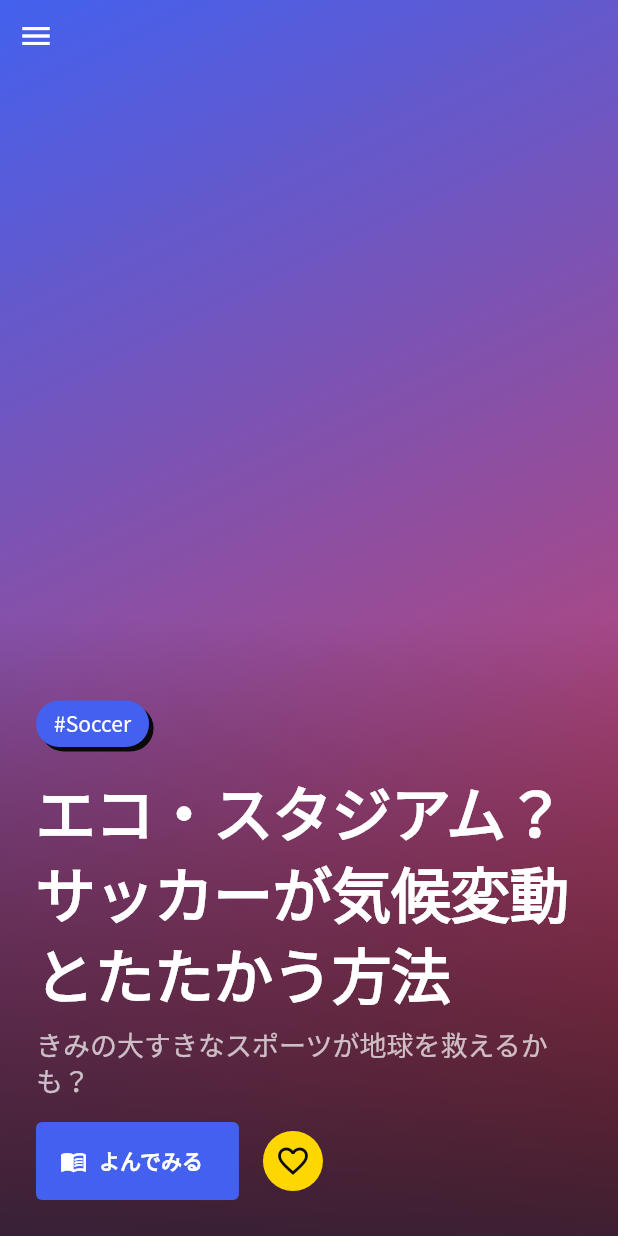
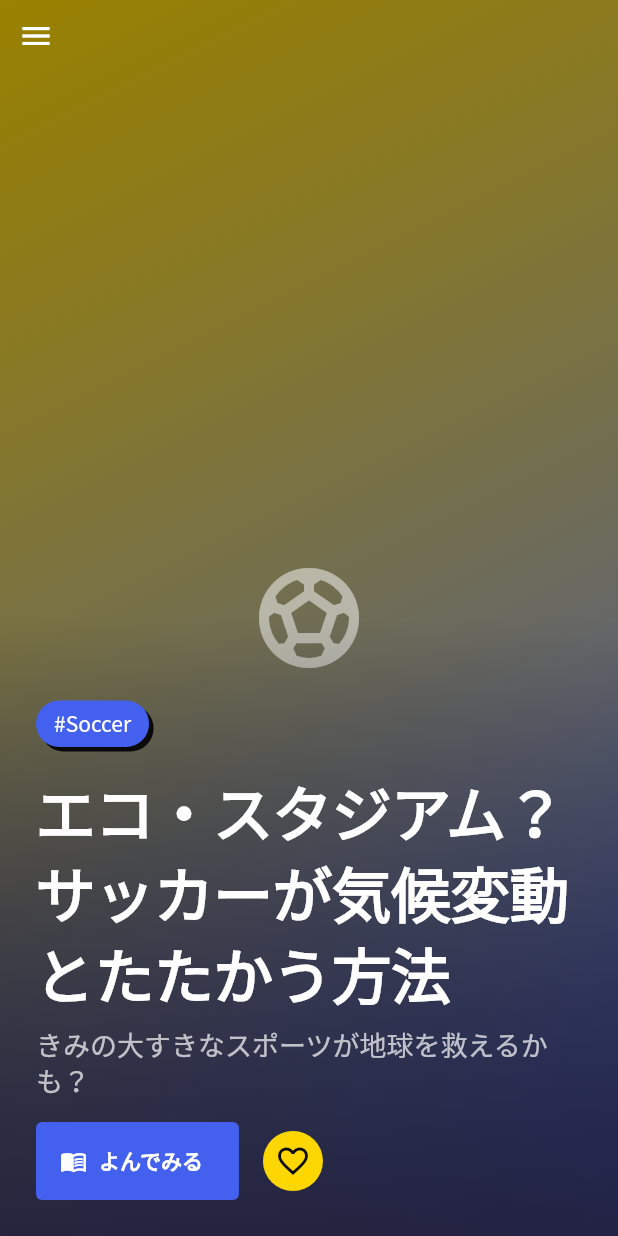
Before and after one commit to sai029/korrezi, a Flutter app: the screen it shows once a user with an empty profile is signed in, after a tap on the "menu" icon, after a tap on "Child Feed", on a phone screen of 412 x 824 dp. Run offline on Flutter 3.47's test engine with Material 3 defaults, Android fonts, the phone set to English and light mode, and no system bars; our stand-ins replace cloud_firestore, cloud_functions, firebase_auth, firebase_core, flutter_riverpod, freezed_annotation and 3 more; accounts and stored records are empty; network calls fail; Roboto replaces fonts that are missing (M Plus 1P).

Commit message:
Apply Comic-Tabloid theme to UI screens and fix macOS plugin registration
- login_screen: BouncyTap on Google login button, AppColors/AppSpacing
  tokens, M PLUS Rounded 1c logo text, brandPrimary progress indicator
- app_drawer: brandPrimary header bg, M PLUS Rounded 1c logo, selected
  item tint with brandPrimary; remove stale inline comments
- feed_thumbnail: accent gradient fallback with category icon; add
  categoryIcon() helper mapping interest strings to Material icons;
  fix onError callback to use addPostFrameCallback (avoids setState in
  build)
- macos/GeneratedPluginRegistrant: register google_sign_in_ios plugin

Co-Authored-By: Claude Sonnet 4.6 <noreply@anthropic.com>

```diff
--- a/lib/features/auth/presentation/login_screen.dart
+++ b/lib/features/auth/presentation/login_screen.dart
@@ -1,13 +1,15 @@
 import 'package:flutter/material.dart';
 import 'package:flutter_riverpod/flutter_riverpod.dart';
+import 'package:google_fonts/google_fonts.dart';
 
 import '../../../core/auth/auth_service.dart';
+import '../../../core/theme/tokens.dart';
+import '../../../shared/widgets/bouncy_tap.dart';
 
 /// 起動時のログイン画面。
 ///
 /// 未ログイン時に GoRouter の redirect で表示される。
 /// Google ログインを主導線とし、開発・お試し用にゲスト（匿名）も用意する。
-/// ログインに成功すると authStateChanges 経由でルーターが本編へ遷移させる。
 class LoginScreen extends ConsumerStatefulWidget {
   const LoginScreen({super.key});
 
@@ -24,7 +26,6 @@ class _LoginScreenState extends ConsumerState<LoginScreen> {
     final messenger = ScaffoldMessenger.of(context);
     try {
       await action();
-      // 成功時の画面遷移はルーターの redirect が担うため、ここでは何もしない。
     } catch (e) {
       messenger.showSnackBar(
         SnackBar(content: Text('ログインに失敗しました: $e')),
@@ -37,46 +38,62 @@ class _LoginScreenState extends ConsumerState<LoginScreen> {
   @override
   Widget build(BuildContext context) {
     final auth = ref.read(authServiceProvider);
-    final scheme = Theme.of(context).colorScheme;
+    final textTheme = Theme.of(context).textTheme;
 
     return Scaffold(
+      backgroundColor: AppColors.background,
       body: Center(
         child: ConstrainedBox(
           constraints: const BoxConstraints(maxWidth: 360),
           child: Padding(
-            padding: const EdgeInsets.all(32),
+            padding: const EdgeInsets.all(AppSpacing.space6),
             child: Column(
               mainAxisAlignment: MainAxisAlignment.center,
               children: [
-                Icon(Icons.auto_awesome, size: 64, color: scheme.primary),
-                const SizedBox(height: 16),
+                // ブランドアイコン: brandPrimary, 64px
+                const Icon(
+                  Icons.auto_awesome,
+                  size: 64,
+                  color: AppColors.brandPrimary,
+                ),
+                const SizedBox(height: AppSpacing.space4),
+                // ロゴ: M PLUS Rounded 1c
                 Text(
                   'AI Discovery\nLearning App',
                   textAlign: TextAlign.center,
-                  style: Theme.of(context).textTheme.headlineSmall,
+                  style: GoogleFonts.mPlusRounded1c(
+                    fontSize: AppType.sizeHeadline,
+                    fontWeight: FontWeight.w700,
+                    color: AppColors.ink900,
+                  ),
                 ),
-                const SizedBox(height: 8),
+                const SizedBox(height: AppSpacing.space2),
                 Text(
                   'はじめるにはログインしてください',
-                  style: Theme.of(context).textTheme.bodyMedium,
+                  style: textTheme.bodyMedium,
                 ),
-                const SizedBox(height: 40),
-                FilledButton.icon(
-                  onPressed:
-                      _busy ? null : () => _run(auth.signInWithGoogle),
-                  icon: const Icon(Icons.login),
-                  label: const Text('Google でログイン'),
-                  style: FilledButton.styleFrom(
-                    minimumSize: const Size.fromHeight(52),
+                const SizedBox(height: AppSpacing.space7),
+                // Google ログインボタン（Primary 仕様 + BouncyTap）
+                BouncyTap(
+                  onTap: _busy ? null : () => _run(auth.signInWithGoogle),
+                  child: SizedBox(
+                    width: double.infinity,
+                    child: FilledButton.icon(
+                      onPressed: _busy ? null : () => _run(auth.signInWithGoogle),
+                      icon: const Icon(Icons.login),
+                      label: const Text('Google でログイン'),
+                    ),
                   ),
                 ),
-                const SizedBox(height: 12),
+                const SizedBox(height: AppSpacing.space3),
                 TextButton(
                   onPressed: _busy ? null : () => _run(auth.signInAsGuest),
                   child: const Text('ゲストで試す'),
                 ),
-                const SizedBox(height: 24),
-                if (_busy) const CircularProgressIndicator(),
+                const SizedBox(height: AppSpacing.space5),
+                if (_busy) const CircularProgressIndicator(
+                  color: AppColors.brandPrimary,
+                ),
               ],
             ),
           ),
--- a/lib/shared/widgets/app_drawer.dart
+++ b/lib/shared/widgets/app_drawer.dart
@@ -1,20 +1,18 @@
 import 'package:flutter/material.dart';
 import 'package:flutter_riverpod/flutter_riverpod.dart';
 import 'package:go_router/go_router.dart';
+import 'package:google_fonts/google_fonts.dart';
 
 import '../../core/auth/auth_service.dart';
 import '../../core/firebase/firebase_providers.dart';
 import '../../core/firebase/firestore_seeder.dart';
 import '../../core/firebase/news_fetch_service.dart';
+import '../../core/theme/tokens.dart';
 import '../../features/child_feed/application/child_feed_provider.dart';
 import '../../features/common_view/application/common_view_provider.dart';
 import '../../features/parent_dashboard/application/parent_dashboard_provider.dart';
 
 /// 開発用のモード切替ナビゲーション。
-///
-/// 本番ではデバイス（タブレット/スマホ）と向きでモードが決まるが、開発中は
-/// 1画面で3モードを行き来できるよう Drawer で導線を提供する。
-/// あわせて Firestore へサンプルデータを投入する dev アクションも持つ。
 class AppDrawer extends ConsumerWidget {
   const AppDrawer({super.key});
 
@@ -26,14 +24,19 @@ class AppDrawer extends ConsumerWidget {
       child: ListView(
         padding: EdgeInsets.zero,
         children: [
+          // ヘッダー: brandPrimary 背景、ロゴは M PLUS Rounded 1c
           DrawerHeader(
-            decoration: BoxDecoration(
-              color: Theme.of(context).colorScheme.primaryContainer,
-            ),
-            child: const Align(
+            decoration: const BoxDecoration(color: AppColors.brandPrimary),
+            child: Align(
               alignment: Alignment.bottomLeft,
-              child: Text('AI Discovery\nLearning App',
-                  style: TextStyle(fontSize: 20, fontWeight: FontWeight.bold)),
+              child: Text(
+                'AI Discovery\nLearning App',
+                style: GoogleFonts.mPlusRounded1c(
+                  fontSize: 20,
+                  fontWeight: FontWeight.w700,
+                  color: AppColors.brandPrimaryInk,
+                ),
+              ),
             ),
           ),
           _tile(context, current, '/child', Icons.dynamic_feed,
@@ -61,7 +64,6 @@ class AppDrawer extends ConsumerWidget {
     );
   }
 
-  /// ログイン中ユーザーの表示とログアウト。
   Widget _authTile(BuildContext context, WidgetRef ref) {
     final user = ref.watch(authStateProvider).valueOrNull;
     if (user == null) return const SizedBox.shrink();
@@ -76,7 +78,6 @@ class AppDrawer extends ConsumerWidget {
       onTap: () async {
         Navigator.pop(context);
         await ref.read(authServiceProvider).signOut();
-        // 以降はルーターの redirect が /login へ戻す。
       },
     );
   }
@@ -85,10 +86,11 @@ class AppDrawer extends ConsumerWidget {
       IconData icon, String title, String subtitle) {
     final selected = current == path;
     return ListTile(
-      leading: Icon(icon),
+      leading: Icon(icon, color: selected ? AppColors.brandPrimary : null),
       title: Text(title),
       subtitle: Text(subtitle),
       selected: selected,
+      selectedColor: AppColors.brandPrimary,
       onTap: () {
         Navigator.pop(context);
         if (!selected) context.go(path);
@@ -96,11 +98,8 @@ class AppDrawer extends ConsumerWidget {
     );
   }
 
-  /// Firestore へサンプルデータを投入し、各プロバイダを再取得させる。
   Future<void> _seed(BuildContext context, WidgetRef ref) async {
     final messenger = ScaffoldMessenger.of(context);
-    // pop でドロワーが破棄されると WidgetRef は使えなくなるため、アプリ寿命の
-    // コンテナを pop 前に取得して以降はそれを使う。
     final container = ProviderScope.containerOf(context, listen: false);
     Navigator.pop(context);
 
@@ -117,12 +116,9 @@ class AppDrawer extends ConsumerWidget {
     try {
       final userId = container.read(currentUserIdProvider);
       await container.read(firestoreSeederProvider).seedAll(userId);
-
-      // 投入後に各画面のデータを再取得させる。
       container.invalidate(childFeedProvider);
       container.invalidate(commonViewProvider);
       container.invalidate(parentDashboardProvider);
-
       messenger.showSnackBar(
         const SnackBar(content: Text('投入しました。各画面に反映されます。')),
       );
@@ -133,11 +129,8 @@ class AppDrawer extends ConsumerWidget {
     }
   }
 
-  /// GNews の実記事を Cloud Functions 経由で取り込み、各プロバイダを再取得させる。
   Future<void> _fetchNews(BuildContext context, WidgetRef ref) async {
     final messenger = ScaffoldMessenger.of(context);
-    // ネットワーク往復の await をまたぐ間に pop でドロワーが破棄されるため、
-    // アプリ寿命のコンテナを pop 前に取得して以降はそれを使う。
     final container = ProviderScope.containerOf(context, listen: false);
     Navigator.pop(context);
 
@@ -153,12 +146,9 @@ class AppDrawer extends ConsumerWidget {
     );
     try {
       final count = await container.read(newsFetchServiceProvider).fetchNews();
-
-      // 取得後に各画面のデータを再取得させる。
       container.invalidate(childFeedProvider);
       container.invalidate(commonViewProvider);
       container.invalidate(parentDashboardProvider);
-
       messenger.showSnackBar(
         SnackBar(content: Text('$count 件取得しました。各画面に反映されます。')),
       );
--- a/lib/shared/widgets/feed_thumbnail.dart
+++ b/lib/shared/widgets/feed_thumbnail.dart
@@ -1,22 +1,28 @@
 import 'package:flutter/material.dart';
 
+import '../../core/theme/tokens.dart';
 import '../models/personalized_feed_item.dart';
 
 /// 画像抽象化レイヤー。
 ///
 /// NetworkImage の読み込みに失敗した場合（CORS エラー含む）は
-/// グラデーション背景へ自動フォールバックする。
+/// accent グラデーション ＋ カテゴリアイコンへ自動フォールバックする。
 class FeedThumbnail extends StatefulWidget {
   const FeedThumbnail({
     super.key,
     required this.config,
     this.useGeneratedImages = false,
     this.overlay,
+    this.fallbackIcon,
   });
 
   final ThumbnailConfig config;
   final bool useGeneratedImages;
   final Widget? overlay;
+
+  /// フォールバック時に accent グラデの中央に表示するアイコン。
+  /// 未指定の場合は `Icons.article_outlined` を使う。
+  final IconData? fallbackIcon;
 
   @override
   State<FeedThumbnail> createState() => _FeedThumbnailState();
@@ -52,27 +58,69 @@ class _FeedThumbnailState extends State<FeedThumbnail> {
     final provider = _resolveProvider();
     final scheme = Theme.of(context).colorScheme;
 
+    if (provider != null) {
       return DecoratedBox(
         decoration: BoxDecoration(
           color: scheme.surfaceContainerHighest,
-        image: provider == null
-            ? null
-            : DecorationImage(
+          image: DecorationImage(
             image: provider,
             fit: BoxFit.cover,
             onError: (e, _) {
+              if (mounted) {
+                WidgetsBinding.instance.addPostFrameCallback((_) {
                   if (mounted) setState(() => _imageError = true);
+                });
+              }
             },
           ),
-        gradient: provider == null
-            ? LinearGradient(
-                begin: Alignment.topLeft,
-                end: Alignment.bottomRight,
-                colors: [scheme.primaryContainer, scheme.tertiaryContainer],
-              )
-            : null,
         ),
         child: widget.overlay,
       );
     }
+
+    // フォールバック: accent グラデ + カテゴリアイコン
+    final accent = scheme.secondary;
+    return DecoratedBox(
+      decoration: BoxDecoration(
+        gradient: LinearGradient(
+          begin: Alignment.topLeft,
+          end: Alignment.bottomRight,
+          colors: [
+            accent.withValues(alpha: 0.6),
+            AppColors.brandPrimary.withValues(alpha: 0.8),
+          ],
+        ),
+      ),
+      child: Stack(
+        fit: StackFit.expand,
+        children: [
+          Center(
+            child: Icon(
+              widget.fallbackIcon ?? Icons.article_outlined,
+              size: 80,
+              color: AppColors.brandPrimaryInk.withValues(alpha: 0.5),
+            ),
+          ),
+          if (widget.overlay != null) widget.overlay!,
+        ],
+      ),
+    );
   }
+}
+
+/// interestContext（カテゴリ文字列）から代表アイコンを返すユーティリティ。
+IconData categoryIcon(String interest) {
+  final key = interest.toLowerCase();
+  if (key.contains('soccer') || key.contains('football') || key.contains('サッカー')) {
+    return Icons.sports_soccer;
+  }
+  if (key.contains('science') || key.contains('科学')) return Icons.science;
+  if (key.contains('music') || key.contains('音楽')) return Icons.music_note;
+  if (key.contains('nature') || key.contains('自然')) return Icons.park;
+  if (key.contains('space') || key.contains('宇宙')) return Icons.rocket_launch;
+  if (key.contains('animal') || key.contains('動物')) return Icons.pets;
+  if (key.contains('food') || key.contains('食べ物')) return Icons.restaurant;
+  if (key.contains('sport') || key.contains('スポーツ')) return Icons.sports;
+  if (key.contains('tech') || key.contains('テクノロジー')) return Icons.computer;
+  return Icons.article_outlined;
+}
```
Also changed, not shown: 1 other file. Lines whose indentation alone changed are shown as unchanged.
